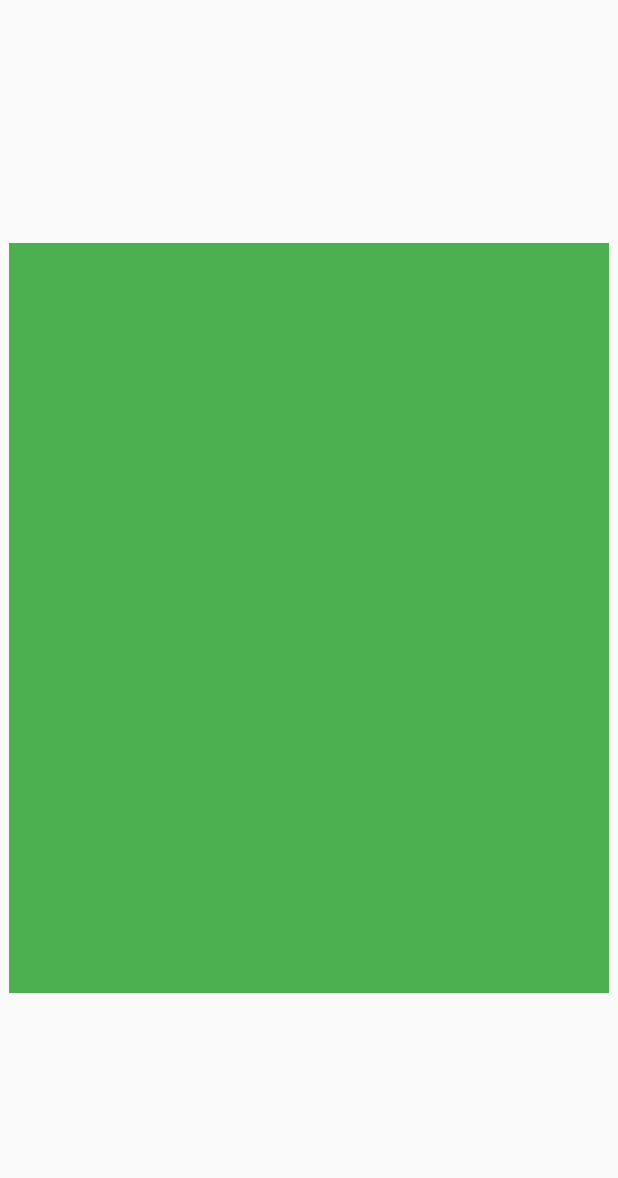
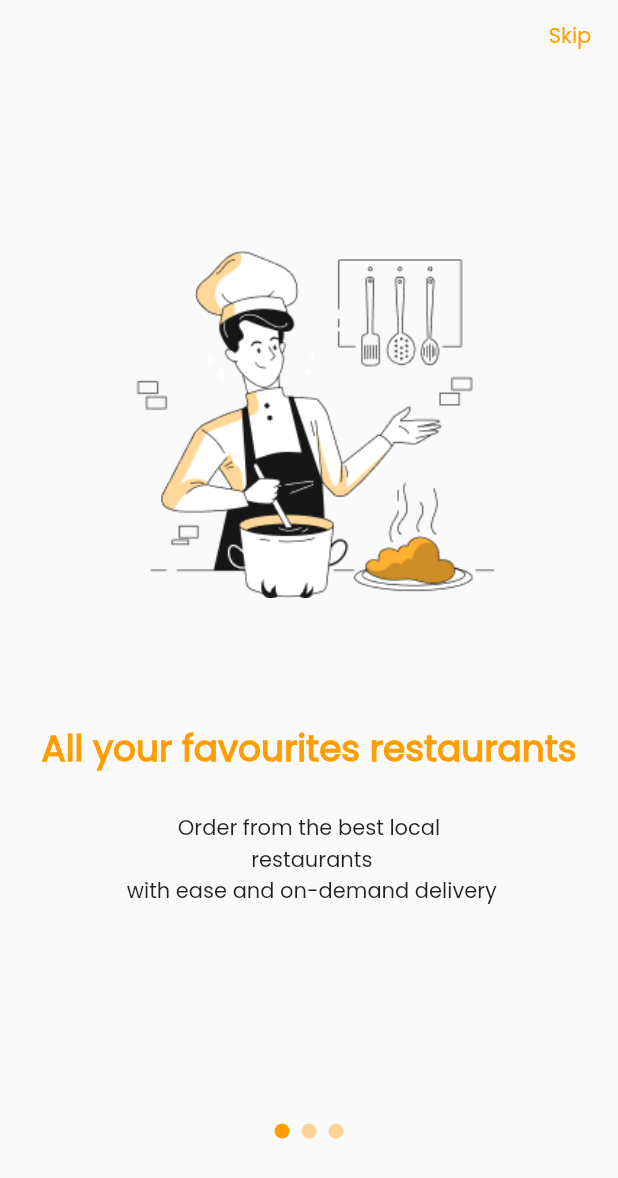
Before and after one commit to Foodshaala/foodshaala-client, a Flutter app: the screen it shows after launch, on a phone screen of 412 x 824 dp. Shown: the top 1178 px of the screen. Run offline on Flutter 3.47's test engine with Material 2 defaults, Android fonts, the light colour scheme and no system bars; our stand-ins replace connectivity_plus, internet_connection_checker, shared_preferences; accounts and stored records are empty.

Commit message:
onboarding screen completed

```diff
--- a/lib/main.dart
+++ b/lib/main.dart
@@ -24,6 +24,9 @@ class Foodshaala extends StatelessWidget {
           '/HomeScreen': (context) => HomeScreen(),
           '/SignupScreen': (context) => SignupScreen(),
         },
+        theme: ThemeData(
+          fontFamily: "Poppins"
+        ),
         debugShowCheckedModeBanner: false,
         home: const SplashScreen(),
       ),
--- a/lib/view/Common/custom_button.dart
+++ b/lib/view/Common/custom_button.dart
@@ -1,8 +1,9 @@
 import 'package:flutter/material.dart';
+import 'package:foodshala/constants/color_codes.dart';
 
 import '../../constants/device_size.dart';
 
-class CustomRoundRectButton extends StatelessWidget {
+class CustomRectButton extends StatelessWidget {
   final String text;
   double? radius;
   double? height;
@@ -12,7 +13,7 @@ class CustomRoundRectButton extends StatelessWidget {
   double? elevation;
   LinearGradient? linearGradient;
   bool loading;
-  CustomRoundRectButton({Key? key,
+  CustomRectButton({Key? key,
     required this.text,this.height,this.width,this.fontSize,this.callBack,this.radius=10,this.linearGradient,this.elevation,this.loading=false});
   VoidCallback nothing = (){};
   @override
@@ -21,25 +22,25 @@ class CustomRoundRectButton extends StatelessWidget {
       width: width??displayWidth(context),
       child: Card(
         elevation: elevation??0,
-        shape: RoundedRectangleBorder(
-          borderRadius: BorderRadius.circular(radius!),
-        ),
+        // shape: edRectangleBorder(
+        //   borderRadius: BorderRadius.circular(radius!),
+        // ),
         child: Container(
           height: height??50,
           margin: EdgeInsets.zero,
           padding: EdgeInsets.zero,
           decoration: BoxDecoration(
-            color: Colors.green,
-            borderRadius: BorderRadius.circular(radius!),
+            color:primaryColor,
+            // borderRadius: BorderRadius.circular(radius!),
             gradient: linearGradient,
           ),
           child: MaterialButton(
               padding: EdgeInsets.zero,
               elevation: 0,
               onPressed: callBack??nothing,
-              shape: RoundedRectangleBorder(
-                borderRadius: BorderRadius.circular(radius!),
-              ),
+              // shape: edRectangleBorder(
+              //   borderRadius: BorderRadius.circular(radius!),
+              // ),
               // height: height??50,
               color: Colors.transparent,
               //padding: const EdgeInsets.symmetric(vertical: 5, horizontal: 20),
@@ -51,7 +52,7 @@ class CustomRoundRectButton extends StatelessWidget {
                   ):
               Text(
                 text,
-                style: TextStyle(color: Colors.white,fontSize: fontSize),
+                style: TextStyle(color: Colors.white,fontSize: fontSize,fontWeight: FontWeight.bold),
               )),
         ),
       ),
--- a/lib/view/Screens/AuthScreens/signup_screen.dart
+++ b/lib/view/Screens/AuthScreens/signup_screen.dart
@@ -95,7 +95,7 @@ class _SignupScreenState extends State<SignupScreen> {
             ),
           ),
         ),
-        floatingActionButton: CustomRoundRectButton(
+        floatingActionButton: CustomRectButton(
           text: "Sign Up",
           width: displayWidth(context) * 0.9,
           loading: loading,
--- /dev/null
+++ b/lib/view/Screens/OnboardingScreens/components/dot_indicator.dart
@@ -0,0 +1,20 @@
+import 'package:flutter/material.dart';
+
+import '../../../../constants/color_codes.dart';
+
+class DotIndicator extends StatelessWidget {
+  bool? active;
+  DotIndicator({this.active=false});
+
+  @override
+  Widget build(BuildContext context) {
+    return Container(
+      width: 10,
+      height: 10,
+      decoration: BoxDecoration(
+        shape: BoxShape.circle,
+        color: active! ? primaryColor: primaryColor.withOpacity(0.4),
+      ),
+    );
+  }
+}
--- a/lib/view/Screens/OnboardingScreens/components/onboarding_content.dart
+++ b/lib/view/Screens/OnboardingScreens/components/onboarding_content.dart
@@ -1,17 +1,44 @@
 import 'package:flutter/material.dart';
 import 'package:foodshala/constants/color_codes.dart';
+import 'package:foodshala/constants/device_size.dart';
 
 class OnboardingContent extends StatelessWidget {
-  const OnboardingContent({Key? key}) : super(key: key);
+  String title;
+  String body;
+  String image;
+  OnboardingContent({
+    required this.image,
+    required this.title,
+    required this.body,
+  });
 
   @override
   Widget build(BuildContext context) {
     return Center(
-      child: Container(
-        height: 500,
-        width: 400,
-        color: Colors.green,
-      ),
-    );
+        child: Column(
+      children: [
+        const Spacer(),
+        Image.asset(image,width: displayWidth(context)*0.6,),
+        SizedBox(
+          height: displayHeight(context) * 0.1,
+        ),
+        Text(
+          title,
+          style: TextStyle(
+              color: primaryColor,
+              fontSize: displayWidth(context) * 0.058,
+              fontWeight: FontWeight.w600),
+          textAlign: TextAlign.center,
+        ),
+        SizedBox(
+          height: displayHeight(context) * 0.03,
+        ),
+        Text(
+          body,
+          textAlign: TextAlign.center,
+        ),
+        const Spacer(),
+      ],
+    ));
   }
 }
--- a/lib/view/Screens/OnboardingScreens/onboarding_screen.dart
+++ b/lib/view/Screens/OnboardingScreens/onboarding_screen.dart
@@ -1,5 +1,9 @@
 import 'package:flutter/material.dart';
+import 'package:foodshala/constants/device_size.dart';
+import 'package:foodshala/view/Common/custom_button.dart';
+import 'package:foodshala/view/Screens/OnboardingScreens/components/dot_indicator.dart';
 
+import '../../../constants/color_codes.dart';
 import 'components/onboarding_content.dart';
 
 class OnboardingScreen extends StatefulWidget {
@@ -10,10 +14,103 @@ class OnboardingScreen extends StatefulWidget {
 }
 
 class _OnboardingScreenState extends State<OnboardingScreen> {
+  PageController _pageController = PageController();
+  int _pageIndex = 0;
   @override
   Widget build(BuildContext context) {
     return Scaffold(
-      body: PageView.builder(itemBuilder: (context, index) => OnboardingContent(),)
-    );
+        body: SafeArea(
+      child: Column(
+        crossAxisAlignment: CrossAxisAlignment.center,
+        children: [
+          Row(
+            mainAxisAlignment: MainAxisAlignment.end,
+            children: [
+              TextButton(
+                onPressed: () {},
+                child: Text(
+                  "Skip",
+                  style: TextStyle(color: primaryColor),
+                ),
+              )
+            ],
+          ),
+          Expanded(
+              child: PageView.builder(
+            controller: _pageController,
+            itemBuilder: (context, index) => OnboardingContent(
+              image: data[index].image,
+              title: data[index].title,
+              body: data[index].body,
+            ),
+            itemCount: data.length,
+            onPageChanged: (index) {
+              setState(() {
+                _pageIndex = index;
+              });
+            },
+          )),
+          _pageIndex < 3
+              ? SizedBox(
+                  height: 60,
+                  width: 100,
+                  child: Row(
+                    mainAxisAlignment: MainAxisAlignment.center,
+                    children: [
+                      ...List.generate(
+                          data.length-1,
+                          (index) => Padding(
+                                padding: EdgeInsets.symmetric(horizontal: 4),
+                                child:
+                                    DotIndicator(active: index == _pageIndex),
+                              ))
+                    ],
+                  ))
+              : CustomRectButton(
+                  text: "Get Moody",
+                  fontSize: 17,
+                  callBack: () {},
+                  width: displayWidth(context)*0.9,
+                ),
+          SizedBox(height: 40,),
+        ],
+      ),
+    ));
   }
 }
+
+class Onboard {
+  String title;
+  String body;
+  String image;
+  Onboard({
+    required this.image,
+    required this.title,
+    required this.body,
+  });
+}
+
+final data = [
+  Onboard(
+    image: "assets/images/chefbro.png",
+    title: "All your favourites restaurants",
+    body:
+        "Order from the best local \n restaurants \n with ease and on-demand delivery",
+  ),
+  Onboard(
+    image: "assets/images/girl.png",
+    title: "Unmatched reliability",
+    body: "Experience peace of mind while \ntracking your order in real time",
+  ),
+  Onboard(
+    image: "assets/images/shop.png",
+    title: "24/7 support for you",
+    body: "Something came up? Talk to a real \nperson. We are here to help",
+  ),
+  Onboard(
+    image: "assets/images/customer.png",
+    title: "Eat it in your \nown cozy comfort",
+    body:
+        "Want a food of your mood?\nGet your tummies filled with the \nedible good",
+  ),
+];
```
